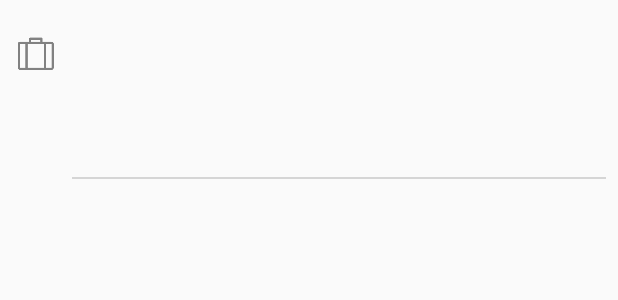
After one commit to rickyngk/vietnamworks-job-app-2, an Android app: the layout cv_user_applied_job_item_view.xml on its own in the app's theme, with its tools: preview values and no code run, on a phone screen of 412 x 824 dp. The commit adds this screen. Shown: the top 300 px of the screen. Run offline under Robolectric (Android 15) with nearby library versions, the phone set to English and light mode, and no system bars.

Commit message:
add applied jobs

```diff
--- a/android/vietnamworks-job-app/app/src/main/java/vietnamworks/com/jobapp/activities/main/MainActivity.java
+++ b/android/vietnamworks-job-app/app/src/main/java/vietnamworks/com/jobapp/activities/main/MainActivity.java
@@ -145,9 +145,6 @@ public class MainActivity extends BaseActivity {
                 case 2:
                     f = BaseFragment.newInstance(UserJobsFragment.class);
                     break;
-                case 3:
-                    f = BaseFragment.newInstance(SearchFragment.class);
-                    break;
                 default:
                     break;
             }
--- /dev/null
+++ b/android/vietnamworks-job-app/app/src/main/res/layout/cv_user_applied_job_item_view.xml
@@ -0,0 +1,63 @@
+<?xml version="1.0" encoding="utf-8"?>
+<LinearLayout xmlns:android="http://schemas.android.com/apk/res/android"
+    android:orientation="vertical" android:layout_width="match_parent"
+    android:layout_height="wrap_content">
+
+    <LinearLayout xmlns:android="http://schemas.android.com/apk/res/android"
+        android:orientation="horizontal" android:layout_width="match_parent"
+        android:layout_height="wrap_content"
+        android:paddingTop="@dimen/base_padding_4x"
+        android:id="@+id/view_item_holder"
+        android:background="?android:attr/selectableItemBackground">
+
+        <ImageView
+            android:layout_width="wrap_content"
+            android:layout_height="wrap_content"
+            android:id="@+id/img_company"
+            android:contentDescription="@null"
+            android:layout_marginRight="@dimen/base_padding_2x"
+            android:layout_marginLeft="@dimen/base_padding_2x"
+            android:src="@drawable/ic_action_working_briefcase"
+            android:layout_marginTop="@dimen/base_padding" />
+
+        <LinearLayout
+            android:orientation="vertical"
+            android:layout_width="0dp"
+            android:layout_height="wrap_content"
+            android:layout_weight="1"
+            android:layout_marginRight="@dimen/base_padding_2x">
+
+            <TextView
+                android:layout_width="match_parent"
+                android:layout_height="wrap_content"
+                android:gravity="center_vertical"
+                style="@style/Text.Medium"
+                android:id="@+id/txt_job_title"
+                android:paddingTop="@dimen/base_padding_2x" />
+
+            <TextView
+                android:layout_width="match_parent"
+                android:layout_height="wrap_content"
+                android:gravity="center_vertical"
+                style="@style/Text.Small.Muted"
+                android:id="@+id/txt_company"
+                android:paddingTop="@dimen/base_padding_2x" />
+
+            <TextView
+                android:layout_width="match_parent"
+                android:layout_height="wrap_content"
+                android:gravity="center_vertical"
+                style="@style/Text.Small.Muted"
+                android:id="@+id/txt_location"
+                android:paddingTop="@dimen/base_padding_2x" />
+
+            <View
+                android:layout_width="match_parent"
+                android:layout_height="1dp"
+                android:background="@color/colorDivider"
+                android:layout_marginTop="@dimen/base_padding_4x"/>
+        </LinearLayout>
+    </LinearLayout>
+
+
+</LinearLayout>
--- a/android/vietnamworks-job-app/app/src/main/res/layout/fragment_explore.xml
+++ b/android/vietnamworks-job-app/app/src/main/res/layout/fragment_recycler_view.xml
@@ -8,5 +8,5 @@
         android:layout_width="match_parent"
         android:layout_height="match_parent"
         android:scrollbars="vertical"
-        android:id="@+id/recycler_explore" />
+        android:id="@+id/recycler_view" />
 </android.support.v4.widget.SwipeRefreshLayout>
```
Also changed, not shown: android/vietnamworks-job-app/app/src/main/java/vietnamworks/com/jobapp/activities/launcher/LauncherActivity.java (+8 -0 lines), android/vietnamworks-job-app/app/src/main/java/vietnamworks/com/jobapp/activities/main/fragments/ExploreFragment.java (+8 -10 lines), android/vietnamworks-job-app/app/src/main/java/vietnamworks/com/jobapp/activities/main/fragments/UserJobsFragment.java (+102 -8 lines), android/vietnamworks-job-app/app/src/main/java/vietnamworks/com/jobapp/models/UserJobModel.java (added, +43 -0 lines).
